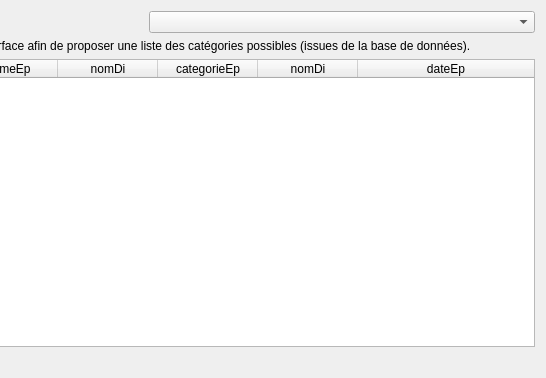
Old version of the form gui/fct_comp_2.ui in the repository ayoub-djaghloul/Groupe2D_CEBD-Projet; both pictures show x 254 to 800 and y 0 to 378 of the 800 by 378 pixel window.
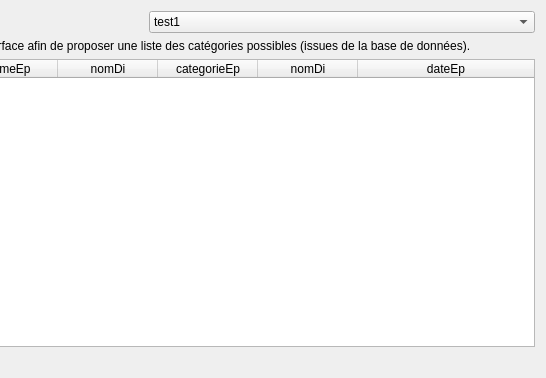
New version of the form.

```diff
--- a/gui/fct_comp_2.ui
+++ b/gui/fct_comp_2.ui
@@ -24,7 +24,18 @@
       </widget>
      </item>
      <item>
-      <widget class="QComboBox" name="combBox_12"/>
+      <widget class="QComboBox" name="combBox_fct_comp_2">
+       <item>
+        <property name="text">
+         <string>test1</string>
+        </property>
+       </item>
+       <item>
+        <property name="text">
+         <string>test2</string>
+        </property>
+       </item>
+      </widget>
      </item>
     </layout>
    </item>
```
Left out of the diff: 2 changed lines with no effect on the pictures.
